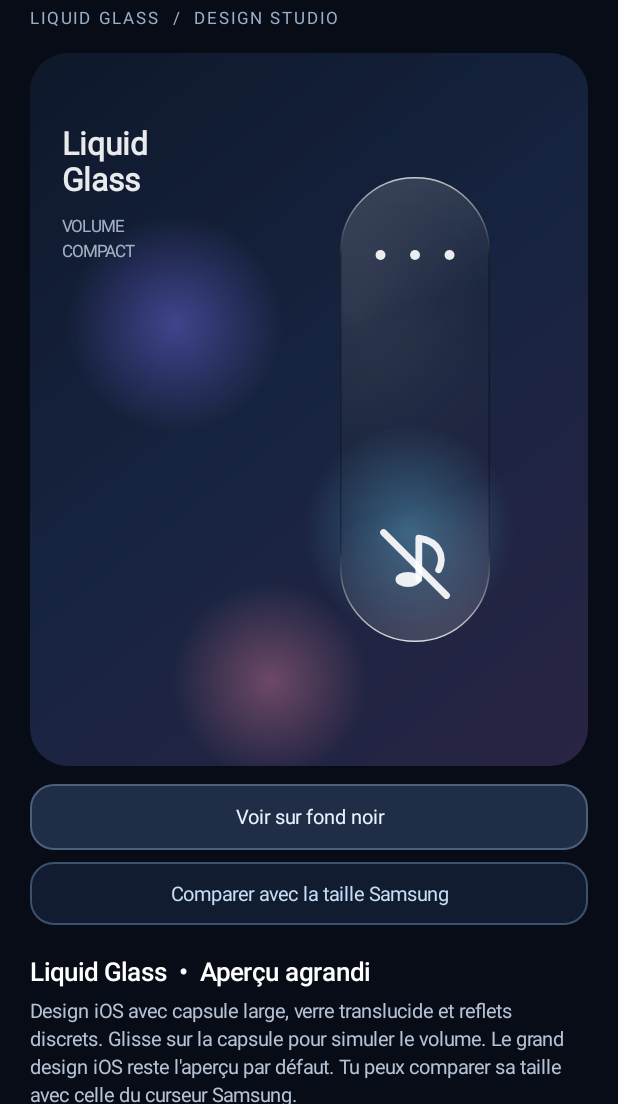
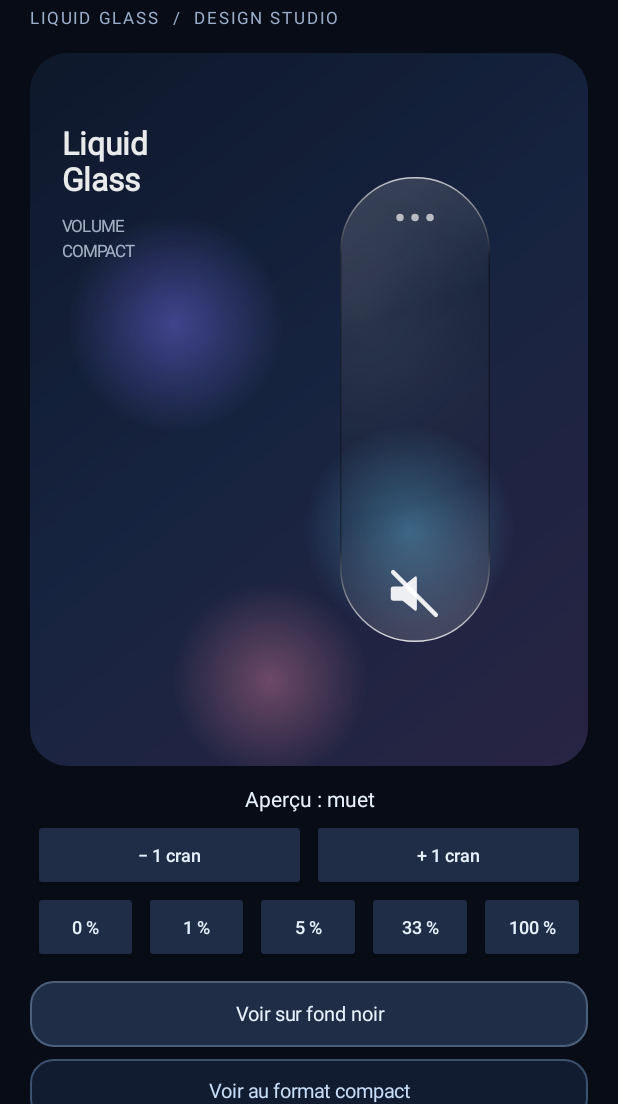
Before and after one commit to Vadinyt/LiquidVolume, an Android app: the screen it shows after launch (MainActivity), on a phone screen of 412 x 824 dp, the part 132-1236 px from its top. Run offline under Robolectric (Android 15) with nearby library versions, the phone set to English and light mode, and no system bars.

Commit message:
Repair invisible low-volume fill and refresh Design Studio with shared rendering

```diff
--- a/app/build.gradle.kts
+++ b/app/build.gradle.kts
@@ -9,8 +9,8 @@ android {
         applicationId = "com.liquidvolume.module"
         minSdk = 31
         targetSdk = 35
-        versionCode = 27
-        versionName = "0.27.0-precise-slider"
+        versionCode = 28
+        versionName = "0.28.0-low-level-fill"
     }
     signingConfigs {
         create("persistentDebug") {
@@ -35,4 +35,5 @@ android {
 dependencies {
     compileOnly("io.github.libxposed:api:102.0.0")
     testImplementation("junit:junit:4.13.2")
+    testImplementation("org.robolectric:robolectric:4.16")
 }
--- a/app/src/main/java/com/liquidvolume/module/LiquidGlassVisual.kt
+++ b/app/src/main/java/com/liquidvolume/module/LiquidGlassVisual.kt
@@ -30,47 +30,21 @@ import kotlin.math.min
  */
 object LiquidGlassVisual {
     private val paint = Paint(Paint.ANTI_ALIAS_FLAG)
+    private val speaker = MediaSpeakerSkin.SpeakerDrawable()
 
-    /**
-     * Illustration only: production preserves Samsung's native icons.
-     * The background and rim are the same drawables in both modes.
-     */
     fun drawControls(canvas: Canvas, rect: RectF, muted: Boolean, density: Float) {
-        paint.reset()
-        paint.isAntiAlias = true
-        paint.color = 0xE8FFFFFF.toInt()
-        val y = rect.top + rect.width() * 0.52f
-        val radius = max(1.4f * density, rect.width() * 0.033f)
-        for (offset in floatArrayOf(-0.23f, 0f, 0.23f)) {
+        paint.color = 0xA8FFFFFF.toInt()
+        val y = rect.top + rect.width() * 0.27f
+        val radius = max(1.4f * density, rect.width() * 0.025f)
+        for (offset in floatArrayOf(-0.10f, 0f, 0.10f)) {
             canvas.drawCircle(rect.centerX() + offset * rect.width(), y, radius, paint)
         }
-
-        // Simplified music-note glyph, closer to Samsung's media stream icon.
-        val cx = rect.centerX()
-        val cy = rect.bottom - rect.width() * 0.52f
-        val size = rect.width() * 0.21f
-        paint.style = Paint.Style.FILL
-        canvas.drawOval(
-            RectF(cx - size * 0.62f, cy + size * 0.25f,
-                cx + size * 0.18f, cy + size * 0.73f), paint
-        )
-        paint.style = Paint.Style.STROKE
-        paint.strokeCap = Paint.Cap.ROUND
-        paint.strokeJoin = Paint.Join.ROUND
-        paint.strokeWidth = max(1.7f * density, rect.width() * 0.045f)
-        val note = Path().apply {
-            moveTo(cx + size * 0.12f, cy + size * 0.48f)
-            lineTo(cx + size * 0.12f, cy - size * 0.82f)
-            cubicTo(cx + size * 0.8f, cy - size * 0.72f,
-                cx + size * 0.95f, cy - size * 0.21f,
-                cx + size * 0.75f, cy + size * 0.18f)
-        }
-        canvas.drawPath(note, paint)
-        if (muted) {
-            canvas.drawLine(cx - size, cy - size,
-                cx + size, cy + size, paint)
-        }
-        paint.style = Paint.Style.FILL
+        val size = rect.width() * 0.38f
+        val cy = rect.bottom - rect.width() * 0.32f
+        speaker.muted = muted
+        speaker.setBounds((rect.centerX() - size / 2).toInt(), (cy - size / 2).toInt(),
+            (rect.centerX() + size / 2).toInt(), (cy + size / 2).toInt())
+        speaker.draw(canvas)
     }
 }
 
@@ -232,7 +206,18 @@ class LiquidGlassPreviewView(context: Context, attrs: AttributeSet? = null) : Vi
             invalidate()
         }
     private val brush = Paint(Paint.ANTI_ALIAS_FLAG)
-    private var level = 0f
+    var onLevelChanged: ((Int) -> Unit)? = null
+    var previewStep: Int = 0
+        private set
+    private val level get() = previewStep / 150f
+    fun setPreviewStep(step: Int) {
+        previewStep = step.coerceIn(0, 150)
+        contentDescription = "Aperçu du volume : ${kotlin.math.round(level * 100).toInt()} pour cent"
+        onLevelChanged?.invoke(previewStep)
+        invalidate()
+    }
+    private val lowFill = LowVolumeFillRenderer()
+    private val horizontalBounds = Rect()
     private val density = resources.displayMetrics.density
     private val sliderRect = RectF()
     private val shell = LiquidGlassShellDrawable()
@@ -308,37 +293,32 @@ class LiquidGlassPreviewView(context: Context, attrs: AttributeSet? = null) : Vi
         shell.draw(canvas)
 
         if (level > 0f) {
-            val cap = sliderRect.width() * 0.5f
-            val top = sliderRect.top + cap * 0.9f
-            val bottom = sliderRect.bottom - cap * 0.82f
-            val fillTop = bottom - (bottom - top) * level
-            val inset = 3f * density
-            fillRect.set(
-                sliderRect.left + inset, fillTop,
-                sliderRect.right - inset, sliderRect.bottom - inset
-            )
-            fillPaint.reset()
-            fillPaint.isAntiAlias = true
-            if (fillTop != lastFillTop || fillRect.bottom != lastFillBottom) {
-                fillShader = LinearGradient(
-                    fillRect.left, fillRect.top, fillRect.right, fillRect.bottom,
-                    intArrayOf(0xBAF7FCFF.toInt(), 0xA6EAF7FF.toInt(), 0xC4EDF8FF.toInt()),
-                    null, Shader.TileMode.CLAMP
-                )
-                lastFillTop = fillTop
-                lastFillBottom = fillRect.bottom
+            val saved = canvas.save()
+            canvas.translate(sliderRect.left, sliderRect.bottom)
+            canvas.rotate(-90f)
+            horizontalBounds.set(0, 0, sliderRect.height().toInt(), sliderRect.width().toInt())
+            val alphaLayer = canvas.saveLayerAlpha(0f, 0f, sliderRect.height(), sliderRect.width(), 158)
+            if (!lowFill.draw(canvas, horizontalBounds, (level * 10000).toInt(),
+                0x66FFFFFF, Color.WHITE, Color.TRANSPARENT)) {
+                fillRect.set(0f, 0f, horizontalBounds.width() * level, horizontalBounds.height().toFloat())
+                if (fillRect.right != lastFillTop || fillRect.bottom != lastFillBottom) {
+                    fillShader = LinearGradient(0f, 0f, fillRect.right, 0f,
+                        0x66FFFFFF, Color.WHITE, Shader.TileMode.CLAMP)
+                    lastFillTop = fillRect.right
+                    lastFillBottom = fillRect.bottom
+                }
+                fillPaint.shader = fillShader
+                canvas.drawRoundRect(fillRect, fillRect.height() / 2f, fillRect.height() / 2f, fillPaint)
             }
-            fillPaint.shader = fillShader
-            canvas.drawRoundRect(fillRect, fillRect.width() / 2f,
-                fillRect.width() / 2f, fillPaint)
-            fillPaint.shader = null
+            canvas.restoreToCount(alphaLayer)
+            canvas.restoreToCount(saved)
         }
         rim.setBounds(
             sliderRect.left.toInt(), sliderRect.top.toInt(),
             sliderRect.right.toInt(), sliderRect.bottom.toInt()
         )
         rim.draw(canvas)
-        LiquidGlassVisual.drawControls(canvas, sliderRect, level <= 0.01f, density)
+        LiquidGlassVisual.drawControls(canvas, sliderRect, previewStep == 0, density)
 
         brush.reset()
         brush.isAntiAlias = true
@@ -359,13 +339,17 @@ class LiquidGlassPreviewView(context: Context, attrs: AttributeSet? = null) : Vi
             MotionEvent.ACTION_DOWN, MotionEvent.ACTION_MOVE -> {
                 if (!sliderRect.contains(event.x, event.y) && event.actionMasked == MotionEvent.ACTION_DOWN)
                     return false
-                val top = sliderRect.top + sliderRect.width() * 0.74f
-                val bottom = sliderRect.bottom - sliderRect.width() * 0.68f
-                level = ((bottom - event.y) / max(1f, bottom - top)).coerceIn(0f, 1f)
-                invalidate()
+                parent?.requestDisallowInterceptTouchEvent(true)
+                val fraction = ((sliderRect.bottom - event.y) / max(1f, sliderRect.height())).coerceIn(0f, 1f)
+                setPreviewStep(kotlin.math.round(fraction * 150).toInt())
+                return true
+            }
+            MotionEvent.ACTION_CANCEL -> {
+                parent?.requestDisallowInterceptTouchEvent(false)
                 return true
             }
             MotionEvent.ACTION_UP -> {
+                parent?.requestDisallowInterceptTouchEvent(false)
                 performClick()
                 return true
             }
--- a/app/src/main/java/com/liquidvolume/module/MainActivity.kt
+++ b/app/src/main/java/com/liquidvolume/module/MainActivity.kt
@@ -8,6 +8,7 @@ import android.view.ViewGroup
 import android.widget.LinearLayout
 import android.widget.TextView
 import android.widget.ScrollView
+import android.widget.Button
 
 /**
  * Design studio, not an alternate system-volume UI.
@@ -55,6 +56,43 @@ class MainActivity : Activity() {
             dp(475f)
         ))
 
+        val levelLabel = TextView(this).apply {
+            textSize = 14f
+            gravity = Gravity.CENTER
+            setTextColor(0xFFE8F2FF.toInt())
+            setPadding(0, dp(12f), 0, dp(4f))
+        }
+        root.addView(levelLabel)
+        preview.onLevelChanged = { step ->
+            val percent = kotlin.math.round(step / 1.5f).toInt()
+            levelLabel.text = if (step == 0) "Aperçu : muet" else "Aperçu : $percent %  ·  $step / 150"
+        }
+        preview.setPreviewStep(savedInstanceState?.getInt("previewStep") ?: 0)
+        studioPreview = preview
+        fun buttonRow(labels: List<String>, action: (Int) -> Unit) {
+            root.addView(LinearLayout(this).apply {
+                orientation = LinearLayout.HORIZONTAL
+                labels.forEachIndexed { index, label ->
+                    addView(Button(this@MainActivity).apply {
+                        text = label
+                        textSize = 12f
+                        isAllCaps = false
+                        setTextColor(0xFFE8F2FF.toInt())
+                        backgroundTintList = android.content.res.ColorStateList.valueOf(0xFF202D47.toInt())
+                        setPadding(0, 0, 0, 0)
+                        setOnClickListener { action(index) }
+                    }, LinearLayout.LayoutParams(0, dp(48f), 1f).apply { setMargins(dp(2f), 0, dp(2f), 0) })
+                }
+            })
+        }
+        buttonRow(listOf("− 1 cran", "+ 1 cran")) {
+            preview.setPreviewStep(preview.previewStep + if (it == 0) -1 else 1)
+        }
+        val presets = listOf(0, 1, 5, 33, 100)
+        buttonRow(presets.map { "$it %" }) {
+            preview.setPreviewStep(kotlin.math.round(presets[it] * 1.5f).toInt())
+        }
+
         val backgroundToggle = TextView(this).apply {
             text = "Voir sur fond noir"
             textSize = 13f
@@ -81,7 +119,7 @@ class MainActivity : Activity() {
         ).apply { topMargin = dp(12f) })
 
         val nativeSizeToggle = TextView(this).apply {
-            text = "Comparer avec la taille Samsung"
+            text = "Voir au format compact"
             textSize = 13f
             gravity = Gravity.CENTER
             isClickable = true
@@ -95,9 +133,9 @@ class MainActivity : Activity() {
             setOnClickListener {
                 preview.useNativeDimensions = !preview.useNativeDimensions
                 text = if (preview.useNativeDimensions) {
-                    "Revenir au grand design iOS"
+                    "Revenir à l’aperçu agrandi"
                 } else {
-                    "Comparer avec la taille Samsung"
+                    "Voir au format compact"
                 }
             }
         }
@@ -113,10 +151,10 @@ class MainActivity : Activity() {
             setPadding(0, dp(19f), 0, dp(6f))
         })
         root.addView(TextView(this).apply {
-            text = "Design iOS avec capsule large, verre translucide et reflets discrets. " +
-                "Glisse sur la capsule pour simuler le volume. " +
-                "Le grand design iOS reste l'aperçu par défaut. " +
-                "Tu peux comparer sa taille avec celle du curseur Samsung."
+            text = "Glisse sur la capsule ou utilise les crans pour comparer les faibles niveaux. " +
+                "Le haut-parleur et le remplissage correspondent au style du panneau actuel. " +
+                "Cet aperçu simule le volume sans modifier le son du téléphone. " +
+                "Le flou réel reste celui du panneau système."
             textSize = 13f
             setTextColor(0xFFB4C2D5.toInt())
             setLineSpacing(dp(3f).toFloat(), 1f)
@@ -129,4 +167,10 @@ class MainActivity : Activity() {
         }
         setContentView(scroll)
     }
+
+    private var studioPreview: LiquidGlassPreviewView? = null
+    override fun onSaveInstanceState(outState: Bundle) {
+        outState.putInt("previewStep", studioPreview?.previewStep ?: 0)
+        super.onSaveInstanceState(outState)
+    }
 }
--- a/app/src/main/java/com/liquidvolume/module/MediaSpeakerSkin.kt
+++ b/app/src/main/java/com/liquidvolume/module/MediaSpeakerSkin.kt
@@ -69,7 +69,7 @@ internal object MediaSpeakerSkin {
         }
     }
 
-    private class SpeakerDrawable : Drawable() {
+    class SpeakerDrawable : Drawable() {
         var muted = false
         private val paint = Paint(Paint.ANTI_ALIAS_FLAG)
         private val body = Path().apply {
```
Also changed, not shown: app/src/main/java/com/liquidvolume/module/CompactGlassStyler.kt (+6 -8 lines), app/src/main/java/com/liquidvolume/module/LiquidVolumeEntry.kt (+22 -23 lines), app/src/main/java/com/liquidvolume/module/LowVolumeFill.kt (added, +74 -0 lines), app/src/main/java/com/liquidvolume/module/PrecisionDrag.kt (deleted, +0 -27 lines), 4 other files.
